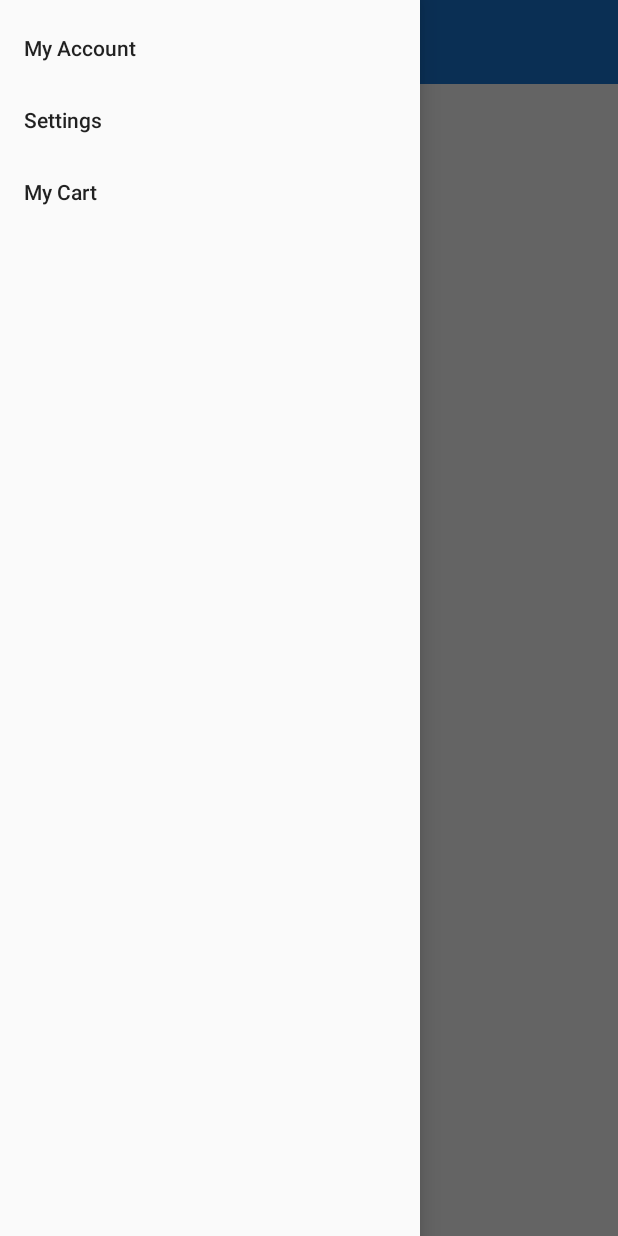
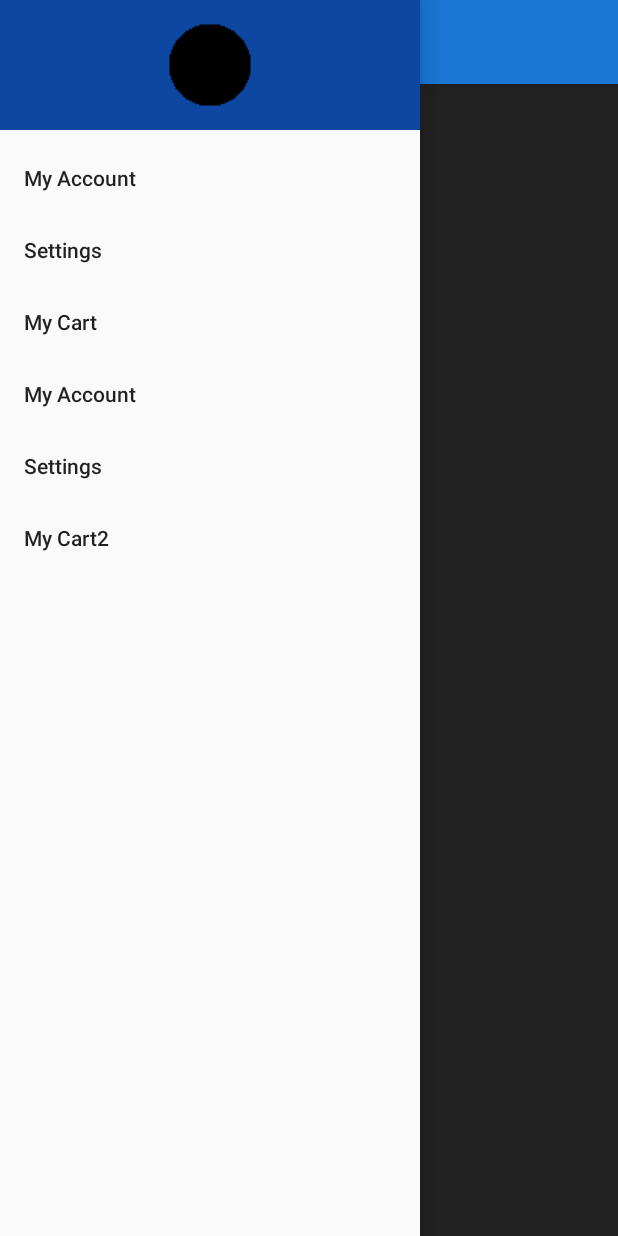
Before and after one commit to fsayhan123/Orbital_HourGlass_Final, an Android app: the testDrawer screen opened directly, with no data from a screen before it, in the side drawer, after a tap on "Settings", on a phone screen of 412 x 824 dp. Run offline under Robolectric (Android 15) with nearby library versions, the phone set to English and light mode, and no system bars.

```diff
--- a/app/src/main/java/com/example/weekcalendar/testDrawer.java
+++ b/app/src/main/java/com/example/weekcalendar/testDrawer.java
@@ -7,6 +7,7 @@ import android.widget.Toast;
 import androidx.annotation.NonNull;
 import androidx.appcompat.app.ActionBarDrawerToggle;
 import androidx.appcompat.app.AppCompatActivity;
+import androidx.appcompat.widget.Toolbar;
 import androidx.drawerlayout.widget.DrawerLayout;
 
 import com.google.android.material.navigation.NavigationView;
@@ -22,16 +23,20 @@ public class testDrawer extends AppCompatActivity {
         super.onCreate(savedInstanceState);
         setContentView(R.layout.activity_test_drawer);
 
+        Toolbar toolbar = findViewById(R.id.toolbar2);
+        setSupportActionBar(toolbar);
+
         dl = findViewById(R.id.drawer_layout);
-        t = new ActionBarDrawerToggle(this, dl,R.string.Open, R.string.Close);
+        t = new ActionBarDrawerToggle(this, dl, toolbar, R.string.Open, R.string.Close);
 
         dl.addDrawerListener(t);
         t.syncState();
 
+        getSupportActionBar().setDisplayShowHomeEnabled(true);
+        getSupportActionBar().setHomeButtonEnabled(true);
+
         nv = findViewById(R.id.nv);
-        nv.setNavigationItemSelectedListener(new NavigationView.OnNavigationItemSelectedListener() {
-            @Override
-            public boolean onNavigationItemSelected(@NonNull MenuItem item) {
+        nv.setNavigationItemSelectedListener(item -> {
             int id = item.getItemId();
             switch(id)
             {
@@ -44,20 +49,15 @@ public class testDrawer extends AppCompatActivity {
                 default:
                     return true;
             }
-
-
             return true;
 
-            }
         });
     }
 
     @Override
     public boolean onOptionsItemSelected(MenuItem item) {
-
         if(t.onOptionsItemSelected(item))
             return true;
-
         return super.onOptionsItemSelected(item);
     }
 }
--- a/app/src/main/res/layout/activity_test_drawer.xml
+++ b/app/src/main/res/layout/activity_test_drawer.xml
@@ -5,6 +5,11 @@
     android:layout_width="match_parent"
     android:layout_height="match_parent"
     android:fitsSystemWindows="true">
+
+    <include
+        layout="@layout/app_bar_main"
+        android:layout_width="match_parent"
+        android:layout_height="match_parent" />
 
     <RelativeLayout
         android:layout_width="match_parent"
@@ -36,7 +41,9 @@
         android:layout_height="match_parent"
         app:menu="@menu/nav_menu"
         android:layout_gravity="start"
-        android:id="@+id/nv">
+        app:headerLayout="@layout/header"
+        android:id="@+id/nv"
+        android:fitsSystemWindows="false">
 
     </com.google.android.material.navigation.NavigationView>
 </androidx.drawerlayout.widget.DrawerLayout>
--- /dev/null
+++ b/app/src/main/res/layout/app_bar_main.xml
@@ -0,0 +1,20 @@
+<com.google.android.material.appbar.AppBarLayout
+    xmlns:android="http://schemas.android.com/apk/res/android"
+    xmlns:app="http://schemas.android.com/apk/res-auto"
+    android:id="@+id/app_bar"
+    android:theme="@style/Theme.AppCompat.Light.DarkActionBar"
+    android:layout_width="match_parent"
+    android:layout_height="wrap_content">
+
+    <androidx.appcompat.widget.Toolbar
+        android:id="@+id/toolbar2"
+        android:layout_width="match_parent"
+        android:layout_height="?attr/actionBarSize"
+        android:background="@color/colorPrimary"
+        android:elevation="4dp"
+        android:theme="@style/ThemeOverlay.AppCompat.ActionBar"
+        app:popupTheme="@style/ThemeOverlay.AppCompat.Light">
+
+    </androidx.appcompat.widget.Toolbar>
+
+</com.google.android.material.appbar.AppBarLayout>
--- /dev/null
+++ b/app/src/main/res/layout/header.xml
@@ -0,0 +1,16 @@
+<?xml version="1.0" encoding="utf-8"?>
+<LinearLayout xmlns:android="http://schemas.android.com/apk/res/android"
+    android:orientation="vertical"
+    android:layout_width="match_parent"
+    android:layout_height="wrap_content"
+    android:gravity="center"
+    android:background="@color/colorPrimaryDark">
+
+    <ImageView
+        android:layout_width="wrap_content"
+        android:layout_height="wrap_content"
+        android:layout_marginTop="15dp"
+        android:layout_marginBottom="15dp"
+        android:background="@drawable/circle" />
+
+</LinearLayout>
--- a/app/src/main/res/menu/nav_menu.xml
+++ b/app/src/main/res/menu/nav_menu.xml
@@ -1,9 +1,24 @@
 <?xml version="1.0" encoding="utf-8"?>
 <menu xmlns:android="http://schemas.android.com/apk/res/android">
+
+    <group>
         <item android:id="@+id/account"
             android:title="My Account"/>
         <item android:id="@+id/settings"
             android:title="Settings"/>
         <item android:id="@+id/mycart"
             android:title="My Cart"/>
+    </group>
+
+    <item android:title="Test Title">
+        <group>
+            <item android:id="@+id/account2"
+                android:title="My Account"/>
+            <item android:id="@+id/settings2"
+                android:title="Settings"/>
+            <item android:id="@+id/mycart2"
+                android:title="My Cart2"/>
+        </group>
+    </item>
+
 </menu>
```
Lines whose indentation alone changed are shown as unchanged.
